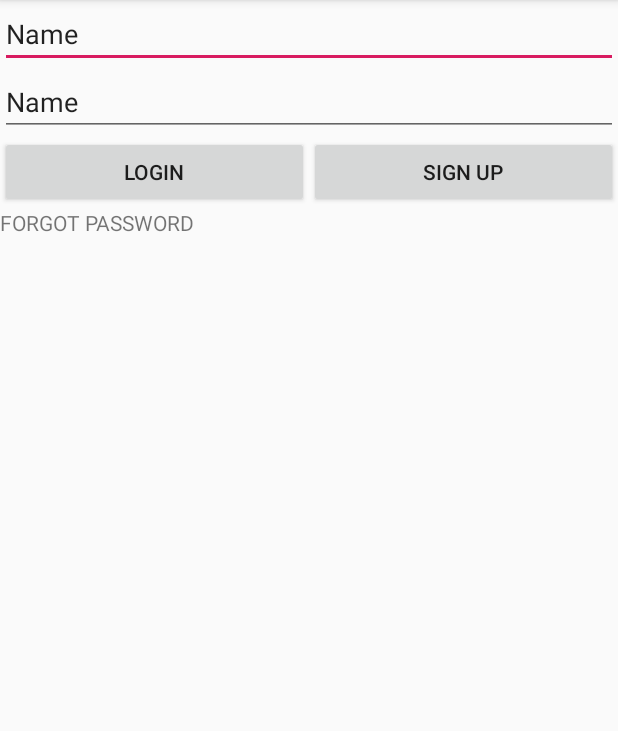
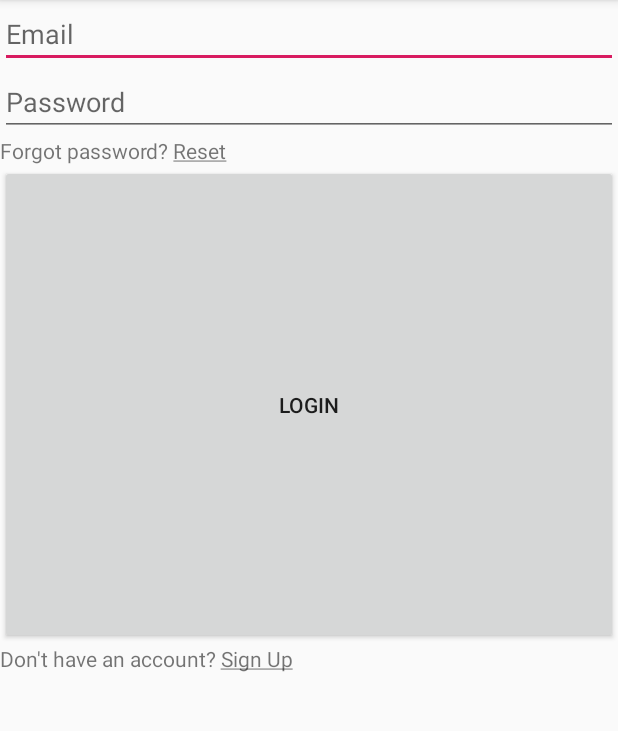
Before and after one commit to Tsovinar98/FitConnect, an Android app: the screen it shows after launch (LoginActivity), on a phone screen of 412 x 824 dp, the part 84-815 px from its top. Run offline under Robolectric (Android 15) with nearby library versions, the phone set to English and light mode, and no system bars; our stand-ins replace Firebase (no records; nobody signed in at launch, a user with empty details on screens opened directly).

Commit message:
Converted sign up button to text view on login page, added hints for email and password

```diff
--- a/app/src/main/java/com/example/fitconnect/LoginActivity.java
+++ b/app/src/main/java/com/example/fitconnect/LoginActivity.java
@@ -20,7 +20,7 @@ import com.google.firebase.auth.FirebaseUser;
 
 public class LoginActivity extends AppCompatActivity {
 
-    Button button_signupButton;
+    TextView textView_signup;
     Button button_loginButton;
     EditText editText_email;
     EditText editText_password;
@@ -34,14 +34,14 @@ public class LoginActivity extends AppCompatActivity {
         setContentView(R.layout.activity_login);
 
         auth = FirebaseAuth.getInstance();
-        button_signupButton = (Button)findViewById(R.id.button_signup);
+        textView_signup = findViewById(R.id.textView_signup);
         button_loginButton = (Button) findViewById(R.id.button_login);
         editText_email = findViewById(R.id.editText_email);
         editText_password = findViewById(R.id.editText_password);
         textView_forgotPassword = findViewById(R.id.textView_forgotPassword);
         progressBar_loadingSpinner = findViewById(R.id.progressBar_loadingSpinner);
         progressBar_loadingSpinner.setVisibility(View.INVISIBLE);
-        button_signupButton.setOnClickListener(new View.OnClickListener() {
+        textView_signup.setOnClickListener(new View.OnClickListener() {
             public void onClick(View v) {
                 Intent intent = new Intent(LoginActivity.this, SignupActivity.class);
                 startActivity(intent);
--- a/app/src/main/res/layout/activity_login.xml
+++ b/app/src/main/res/layout/activity_login.xml
@@ -12,44 +12,38 @@
         android:layout_width="match_parent"
         android:layout_height="wrap_content"
         android:ems="10"
-        android:inputType="textPersonName"
-        android:text="Name" />
+        android:hint="Email"
+        android:inputType="textPersonName" />
 
     <EditText
         android:id="@+id/editText_password"
         android:layout_width="match_parent"
         android:layout_height="wrap_content"
         android:ems="10"
-        android:inputType="textPersonName"
-        android:text="Name" />
-
-    <LinearLayout
-        android:layout_width="match_parent"
-        android:layout_height="wrap_content"
-        android:orientation="horizontal">
-
-        <Button
-            android:id="@+id/button_login"
-            android:layout_width="wrap_content"
-            android:layout_height="wrap_content"
-            android:layout_weight="1"
-            android:text="Login" />
-
-        <Button
-            android:id="@+id/button_signup"
-            android:layout_width="wrap_content"
-            android:layout_height="wrap_content"
-            android:layout_weight="1"
-            android:text="Sign Up" />
-
-    </LinearLayout>
+        android:hint="Password"
+        android:inputType="textPersonName" />
 
     <TextView
         android:id="@+id/textView_forgotPassword"
         android:layout_width="match_parent"
         android:layout_height="wrap_content"
-        android:text="FORGOT PASSWORD"
-        tools:text="FORGOT PASSWORD" />
+        android:text="@string/forgot_password"
+        tools:text="@string/forgot_password" />
+
+    <Button
+        android:id="@+id/button_login"
+        android:layout_width="match_parent"
+        android:layout_height="wrap_content"
+        android:layout_weight="1"
+        android:text="Login" />
+
+    <TextView
+        android:id="@+id/textView_signup"
+        android:layout_width="match_parent"
+        android:layout_height="wrap_content"
+        android:layout_weight="1"
+        android:text="@string/signup"
+        tools:text="@string/signup" />
 
     <ProgressBar
         android:id="@+id/progressBar_loadingSpinner"
--- a/app/src/main/res/values/strings.xml
+++ b/app/src/main/res/values/strings.xml
@@ -1,3 +1,5 @@
 <resources>
     <string name="app_name">FitConnect</string>
+    <string name="forgot_password">Forgot password? <u>Reset</u></string>
+    <string name="signup">Don\'t have an account? <u>Sign Up</u></string>
 </resources>
```
